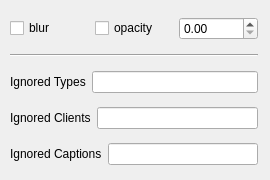
This is contents/ui/config.ui in lingtjien/Opacity-Control-KWin as Qt 5 draws it before an edit. The edited form follows.
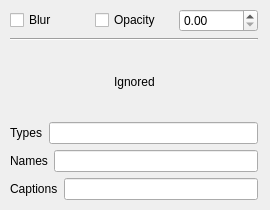
This is the edited form.

Commit message: refactor UI, update default values, update readme

What changed in the file:
```diff
--- a/contents/ui/config.ui
+++ b/contents/ui/config.ui
@@ -7,13 +7,13 @@
     <x>0</x>
     <y>0</y>
     <width>270</width>
-    <height>180</height>
+    <height>210</height>
    </rect>
   </property>
   <property name="minimumSize">
    <size>
     <width>270</width>
-    <height>180</height>
+    <height>210</height>
    </size>
   </property>
   <property name="windowTitle">
@@ -25,7 +25,7 @@
      <x>10</x>
      <y>9</y>
      <width>248</width>
-     <height>165</height>
+     <height>191</height>
     </rect>
    </property>
    <layout class="QVBoxLayout" name="main">
@@ -34,14 +34,14 @@
       <item>
        <widget class="QCheckBox" name="kcfg_blur">
         <property name="text">
-         <string>blur</string>
+         <string>Blur</string>
         </property>
        </widget>
       </item>
       <item>
        <widget class="QCheckBox" name="kcfg_opacityShow">
         <property name="text">
-         <string>opacity</string>
+         <string>Opacity</string>
         </property>
        </widget>
       </item>
@@ -64,12 +64,49 @@
       </property>
      </widget>
     </item>
+    <item>
+     <layout class="QHBoxLayout" name="ignoredHeader">
+      <item>
+       <spacer name="ignoredHeaderSpacerLeft">
+        <property name="orientation">
+         <enum>Qt::Horizontal</enum>
+        </property>
+        <property name="sizeHint" stdset="0">
+         <size>
+          <width>40</width>
+          <height>20</height>
+         </size>
+        </property>
+       </spacer>
+      </item>
+      <item>
+       <widget class="QLabel" name="ignoredHeaderLabel">
+        <property name="text">
+         <string>Ignored</string>
+        </property>
+       </widget>
+      </item>
+      <item>
+       <spacer name="ignoredHeaderSpacerRight">
+        <property name="orientation">
+         <enum>Qt::Horizontal</enum>
+        </property>
+        <property name="sizeHint" stdset="0">
+         <size>
+          <width>40</width>
+          <height>20</height>
+         </size>
+        </property>
+       </spacer>
+      </item>
+     </layout>
+    </item>
     <item>
      <layout class="QHBoxLayout" name="ignoredTypes">
       <item>
        <widget class="QLabel" name="ignoredTypesLabel">
         <property name="text">
-         <string>Ignored Types</string>
+         <string>Types</string>
         </property>
        </widget>
       </item>
@@ -87,7 +124,7 @@
       <item>
        <widget class="QLabel" name="ignoredClientsLabel">
         <property name="text">
-         <string>Ignored Clients</string>
+         <string>Names</string>
         </property>
        </widget>
       </item>
@@ -105,7 +142,7 @@
       <item>
        <widget class="QLabel" name="ignoredCaptionsLabel">
         <property name="text">
-         <string>Ignored Captions</string>
+         <string>Captions</string>
         </property>
        </widget>
       </item>
```
Left out of the diff: 6 changed lines with no effect on the pictures. The commit also changes 3 other files.
